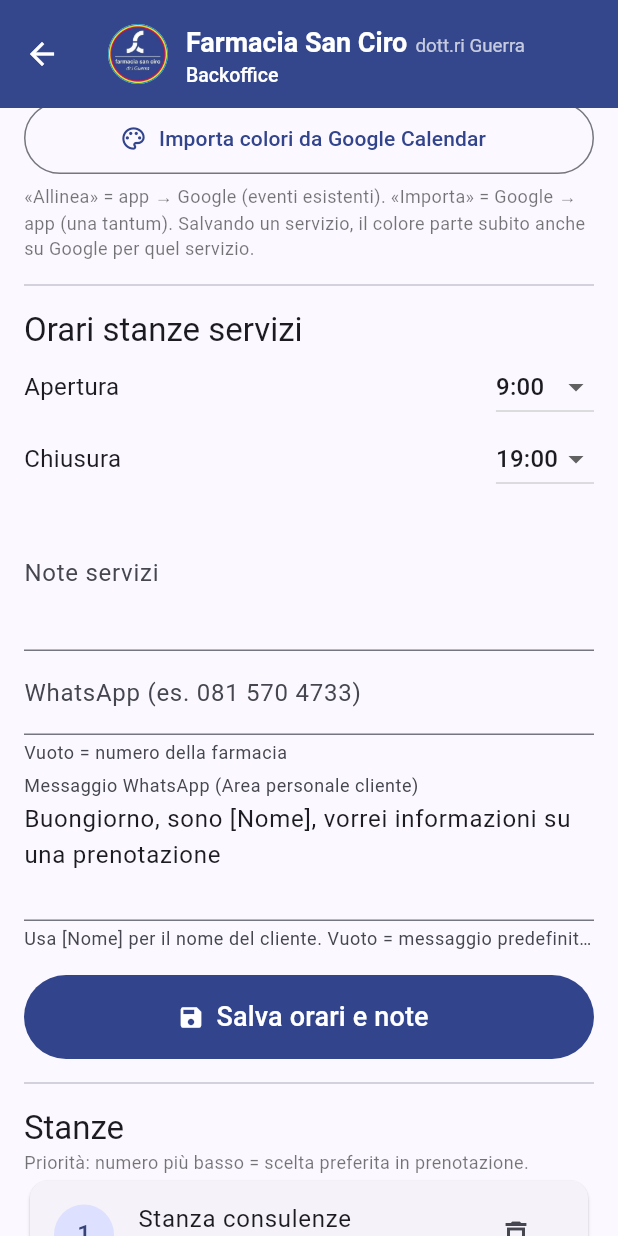
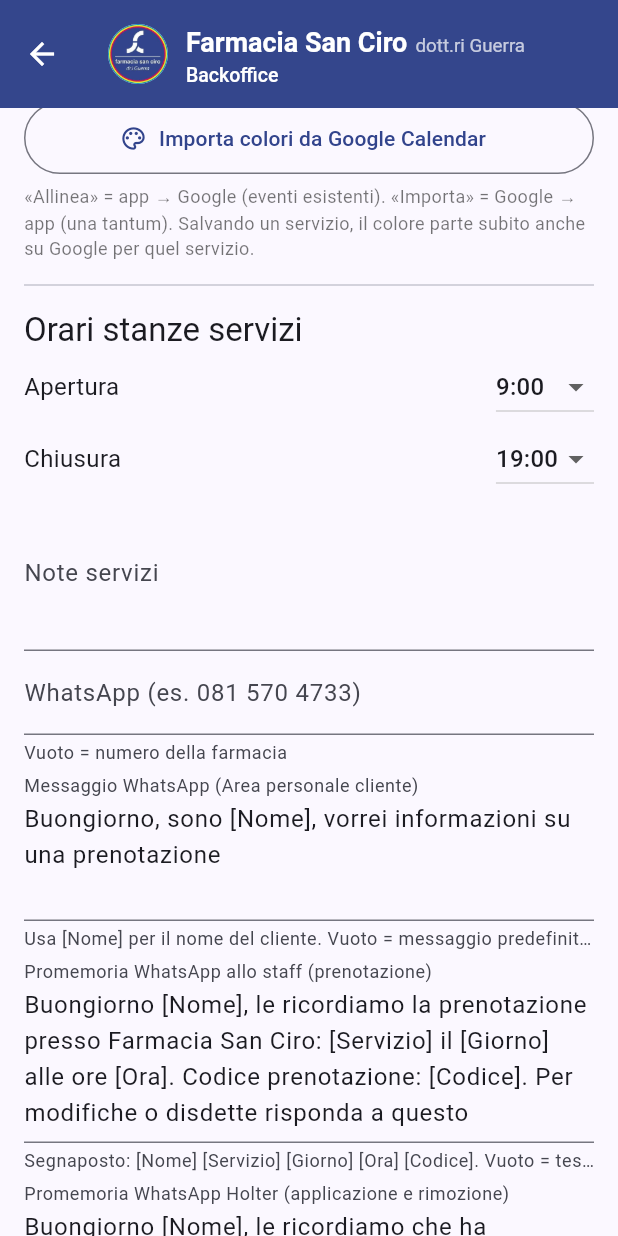
Before and after one commit to vbvaleria89/prenotazioni-farmacia, a Flutter app: the _BackofficeBody screen opened directly, scrolled down 576 dp, on a phone screen of 412 x 824 dp. Run offline on Flutter 3.47's test engine with Material 3 defaults, Android fonts, the phone set to English and light mode, and no system bars; our stand-ins replace cloud_firestore, firebase_auth, firebase_core, image_picker; missing offline and left inert: dart:js_interop; accounts and stored records are empty; network calls fail.

Commit message:
modifica bottone whatsapp e aggiunta della modifica del messaggio da admin

```diff
--- a/lib/models/settings.dart
+++ b/lib/models/settings.dart
@@ -9,6 +9,10 @@ class PharmacySettings {
   final String tricologoEmployeeId, tricologoNome, serviziNote, whatsapp;
   /// Template messaggio cliente → farmacia; usa `[Nome]` per il nome del cliente.
   final String whatsappClientMessage;
+  /// Promemoria staff → cliente. Segnaposto: `[Nome]` `[Servizio]` `[Giorno]` `[Ora]` `[Codice]`.
+  final String whatsappStaffMessage;
+  /// Promemoria Holter con rimozione. In più: `[RimozioneGiorno]` `[RimozioneOra]`.
+  final String whatsappStaffHolterMessage;
   const PharmacySettings({
     this.openHour = 9,
     this.closeHour = 19,
@@ -18,11 +22,15 @@ class PharmacySettings {
     this.serviziNote = '',
     this.whatsapp = '',
     this.whatsappClientMessage = kDefaultWhatsappClientMessage,
+    this.whatsappStaffMessage = kDefaultWhatsappStaffMessage,
+    this.whatsappStaffHolterMessage = kDefaultWhatsappStaffHolterMessage,
   });
 
   factory PharmacySettings.fromMap(Map<String, dynamic>? m) {
     if (m == null) return const PharmacySettings();
     final rawMsg = (m['whatsappClientMessage'] ?? '').toString().trim();
+    final rawStaff = (m['whatsappStaffMessage'] ?? '').toString().trim();
+    final rawHolter = (m['whatsappStaffHolterMessage'] ?? '').toString().trim();
     return PharmacySettings(
       openHour: (m['openHour'] ?? 9) as int,
       closeHour: (m['closeHour'] ?? 19) as int,
@@ -32,6 +40,8 @@ class PharmacySettings {
       serviziNote: (m['serviziNote'] ?? '') as String,
       whatsapp: (m['whatsapp'] ?? '') as String,
       whatsappClientMessage: rawMsg.isEmpty ? kDefaultWhatsappClientMessage : rawMsg,
+      whatsappStaffMessage: rawStaff.isEmpty ? kDefaultWhatsappStaffMessage : rawStaff,
+      whatsappStaffHolterMessage: rawHolter.isEmpty ? kDefaultWhatsappStaffHolterMessage : rawHolter,
     );
   }
 
@@ -46,6 +56,12 @@ class PharmacySettings {
         'whatsappClientMessage': whatsappClientMessage.trim().isEmpty
             ? kDefaultWhatsappClientMessage
             : whatsappClientMessage.trim(),
+        'whatsappStaffMessage': whatsappStaffMessage.trim().isEmpty
+            ? kDefaultWhatsappStaffMessage
+            : whatsappStaffMessage.trim(),
+        'whatsappStaffHolterMessage': whatsappStaffHolterMessage.trim().isEmpty
+            ? kDefaultWhatsappStaffHolterMessage
+            : whatsappStaffHolterMessage.trim(),
         'updatedAt': FieldValue.serverTimestamp(),
       };
 }
--- a/lib/models/whatsapp.dart
+++ b/lib/models/whatsapp.dart
@@ -19,6 +19,59 @@ String whatsAppLink(String? raw, {String? text}) {
   return '$base?text=${Uri.encodeComponent(t)}';
 }
 
+/// Promemoria staff → cliente, una prenotazione.
+const kDefaultWhatsappStaffMessage =
+    'Buongiorno [Nome], le ricordiamo la prenotazione presso Farmacia San Ciro: '
+    '[Servizio] il [Giorno] alle ore [Ora]. '
+    'Codice prenotazione: [Codice]. '
+    'Per modifiche o disdette risponda a questo messaggio. Grazie!';
+
+/// Promemoria staff → cliente quando c'è anche la rimozione Holter.
+const kDefaultWhatsappStaffHolterMessage =
+    'Buongiorno [Nome], le ricordiamo che ha prenotato [Servizio] per il [Giorno] alle ore [Ora], '
+    'e la rimozione il [RimozioneGiorno] alle ore [RimozioneOra]. '
+    'Codice prenotazione: [Codice]. '
+    'Per modifiche o disdette risponda a questo messaggio. Grazie!';
+
+const _mesiLunghi = [
+  'gennaio', 'febbraio', 'marzo', 'aprile', 'maggio', 'giugno',
+  'luglio', 'agosto', 'settembre', 'ottobre', 'novembre', 'dicembre',
+];
+
+String whatsappGiorno(DateTime d) => '${d.day} ${_mesiLunghi[d.month - 1]}';
+
+String whatsappOra(DateTime d) =>
+    '${d.hour.toString().padLeft(2, '0')}:${d.minute.toString().padLeft(2, '0')}';
+
+/// Compila il promemoria dello staff. Se [rimozione] è valorizzata usa il testo Holter.
+String fillWhatsappStaffMessage({
+  String? template,
+  String? holterTemplate,
+  required String nome,
+  required String servizio,
+  required DateTime quando,
+  required String codice,
+  DateTime? rimozione,
+}) {
+  final conRimozione = rimozione != null;
+  final raw = conRimozione
+      ? ((holterTemplate ?? '').trim().isEmpty ? kDefaultWhatsappStaffHolterMessage : holterTemplate!.trim())
+      : ((template ?? '').trim().isEmpty ? kDefaultWhatsappStaffMessage : template!.trim());
+  final chi = nome.trim();
+  var t = chi.isEmpty ? raw.replaceAll('[Nome]', '') : raw.replaceAll('[Nome]', chi);
+  t = t
+      .replaceAll('[Servizio]', servizio.trim())
+      .replaceAll('[Giorno]', whatsappGiorno(quando))
+      .replaceAll('[Ora]', whatsappOra(quando))
+      .replaceAll('[Codice]', codice.trim());
+  if (conRimozione) {
+    t = t
+        .replaceAll('[RimozioneGiorno]', whatsappGiorno(rimozione))
+        .replaceAll('[RimozioneOra]', whatsappOra(rimozione));
+  }
+  return t.replaceAll(RegExp(r'[ \t]{2,}'), ' ').replaceAll(RegExp(r'\s+,'), ',').trim();
+}
+
 /// Compila il template WhatsApp cliente: sostituisce `[Nome]` con [nomeCliente].
 /// Se il nome manca, rimuove «sono [Nome], » e lascia «Buongiorno, vorrei…».
 String fillWhatsappClientMessage(String template, String? nomeCliente) {
--- a/lib/screens/staff/backoffice.dart
+++ b/lib/screens/staff/backoffice.dart
@@ -61,6 +61,8 @@ class _BackofficeState extends State<_BackofficeBody> {
   final _note = TextEditingController();
   final _wa = TextEditingController();
   final _waMsg = TextEditingController();
+  final _waStaff = TextEditingController();
+  final _waHolter = TextEditingController();
   int _open = 9, _close = 19;
   bool _importingColors = false;
   bool _pushingColors = false;
@@ -77,6 +79,8 @@ class _BackofficeState extends State<_BackofficeBody> {
           _note.text = s.serviziNote;
           _wa.text = s.whatsapp;
           _waMsg.text = s.whatsappClientMessage;
+          _waStaff.text = s.whatsappStaffMessage;
+          _waHolter.text = s.whatsappStaffHolterMessage;
           _open = s.openHour;
           _close = s.closeHour;
         }));
@@ -88,7 +92,10 @@ class _BackofficeState extends State<_BackofficeBody> {
     try {
       await bookingService.saveSettings(PharmacySettings(openHour: _open, closeHour: _close, tricologicoDays: s.tricologicoDays,
           tricologoEmployeeId: s.tricologoEmployeeId, tricologoNome: s.tricologoNome, serviziNote: _note.text.trim(),
-          whatsapp: _wa.text.trim(), whatsappClientMessage: _waMsg.text.trim().isEmpty ? kDefaultWhatsappClientMessage : _waMsg.text.trim()));
+          whatsapp: _wa.text.trim(),
+          whatsappClientMessage: _waMsg.text.trim().isEmpty ? kDefaultWhatsappClientMessage : _waMsg.text.trim(),
+          whatsappStaffMessage: _waStaff.text.trim().isEmpty ? kDefaultWhatsappStaffMessage : _waStaff.text.trim(),
+          whatsappStaffHolterMessage: _waHolter.text.trim().isEmpty ? kDefaultWhatsappStaffHolterMessage : _waHolter.text.trim()));
       m.showSnackBar(const SnackBar(content: Text('Impostazioni salvate')));
     } catch (e) {
       m.showSnackBar(SnackBar(content: Text('Salvataggio non riuscito: $e')));
@@ -308,6 +315,22 @@ class _BackofficeState extends State<_BackofficeBody> {
                 decoration: const InputDecoration(
                   labelText: 'Messaggio WhatsApp (Area personale cliente)',
                   helperText: 'Usa [Nome] per il nome del cliente. Vuoto = messaggio predefinito.',
+                ),
+              ),
+              TextField(
+                controller: _waStaff,
+                maxLines: 4,
+                decoration: const InputDecoration(
+                  labelText: 'Promemoria WhatsApp allo staff (prenotazione)',
+                  helperText: 'Segnaposto: [Nome] [Servizio] [Giorno] [Ora] [Codice]. Vuoto = testo predefinito.',
+                ),
+              ),
+              TextField(
+                controller: _waHolter,
+                maxLines: 4,
+                decoration: const InputDecoration(
+                  labelText: 'Promemoria WhatsApp Holter (applicazione e rimozione)',
+                  helperText: 'In più: [RimozioneGiorno] [RimozioneOra]. Usato dal bottone della prima prenotazione.',
                 ),
               ),
               const SizedBox(height: 16),
--- a/lib/screens/staff/staff_list.dart
+++ b/lib/screens/staff/staff_list.dart
@@ -6,7 +6,6 @@ import '../../theme/brand.dart';
 import '../client/slot_picker.dart' show hhmm;
 import 'ricetta_info.dart';
 import 'edit_booking.dart';
-import '../../services/open_link.dart';
 
 /// Elenco prenotazioni (tabella con ricerca e azioni su riga).
 class StaffBookingList extends StatefulWidget {
@@ -90,7 +89,7 @@ class _StaffBookingListState extends State<StaffBookingList> {
           TextButton(onPressed: () => Navigator.pop(c), child: Text(fine ? 'Chiudi' : 'Interrompi')),
           if (!fine) TextButton(onPressed: () => set(() => i++), child: const Text('Salta')),
           if (!fine) FilledButton.icon(style: FilledButton.styleFrom(backgroundColor: const Color(0xFF25D366)),
-              onPressed: () { openExternal(waClienteLink(a!)!); set(() => i++); },
+              onPressed: () { apriWhatsAppCliente(a!); set(() => i++); },
               icon: const Icon(Icons.chat), label: const Text('Apri WhatsApp')),
         ],
       );
@@ -101,7 +100,7 @@ class _StaffBookingListState extends State<StaffBookingList> {
     final sel = rows.where((a) => _sel.contains(a.id)).toList();
     if (sel.isEmpty) return const SizedBox.shrink();
     final daConf = sel.where((a) => a.blocksRoom && a.status == AppointmentStatus.inAttesa).length;
-    final waSel = sel.where((a) => waClienteLink(a) != null).toList();
+    final waSel = sel.where((a) => waClienteDigits(a) != null).toList();
     return Material(color: Colors.blue.shade50, child: Padding(
       padding: const EdgeInsets.symmetric(horizontal: 12, vertical: 6),
       child: Wrap(spacing: 12, runSpacing: 6, crossAxisAlignment: WrapCrossAlignment.center, children: [
--- a/lib/screens/staff/staff_today.dart
+++ b/lib/screens/staff/staff_today.dart
@@ -165,7 +165,7 @@ class _Tile extends StatelessWidget {
       if (a.blocksRoom) ('Annulla', Icons.close, const Color(0xFFC62828), () => annullaPrenotazione(context, a)),
       if (a.rimborsoPending) ('Rimborsato', Icons.currency_exchange, const Color(0xFF9B2C2C), () => segnaRimborsato(context, a)),
       if (!a.pagato && a.status != AppointmentStatus.annullato) ('Pagato', Icons.euro, const Color(0xFF2E9E4F), () => segnaPagato(context, a)),
-      if (waClienteLink(a) != null) ('WhatsApp', Icons.chat, const Color(0xFF1B7A3D), () => openExternal(waClienteLink(a)!)),
+      if (waClienteDigits(a) != null) ('WhatsApp', Icons.chat, const Color(0xFF1B7A3D), () => apriWhatsAppCliente(a)),
     ];
     final showSecondary = a.status != AppointmentStatus.annullato
         ? (active ? secondary : [for (final x in secondary) if (x.$1 != 'Riprogramma' && x.$1 != 'Libera') x])
```
Also changed, not shown: lib/screens/staff/ricetta_info.dart (+43 -15 lines), lib/services/booking_service.dart (+7 -0 lines), 1 other file.
